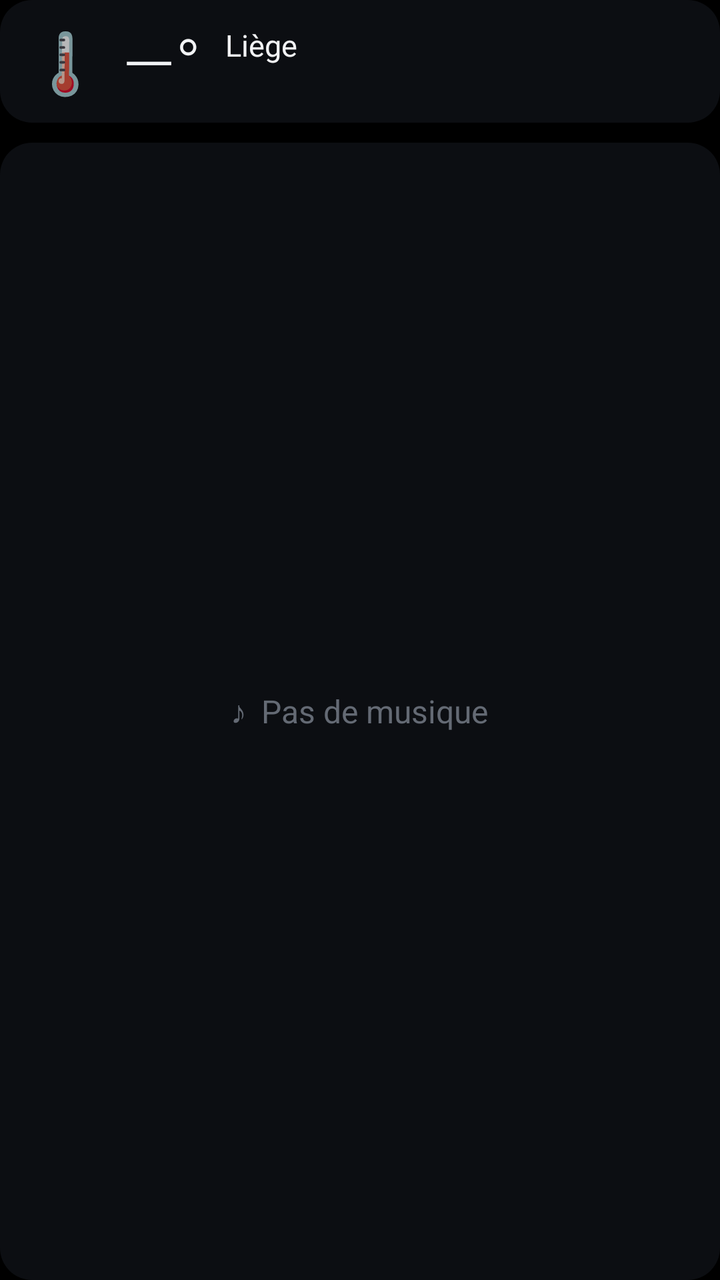
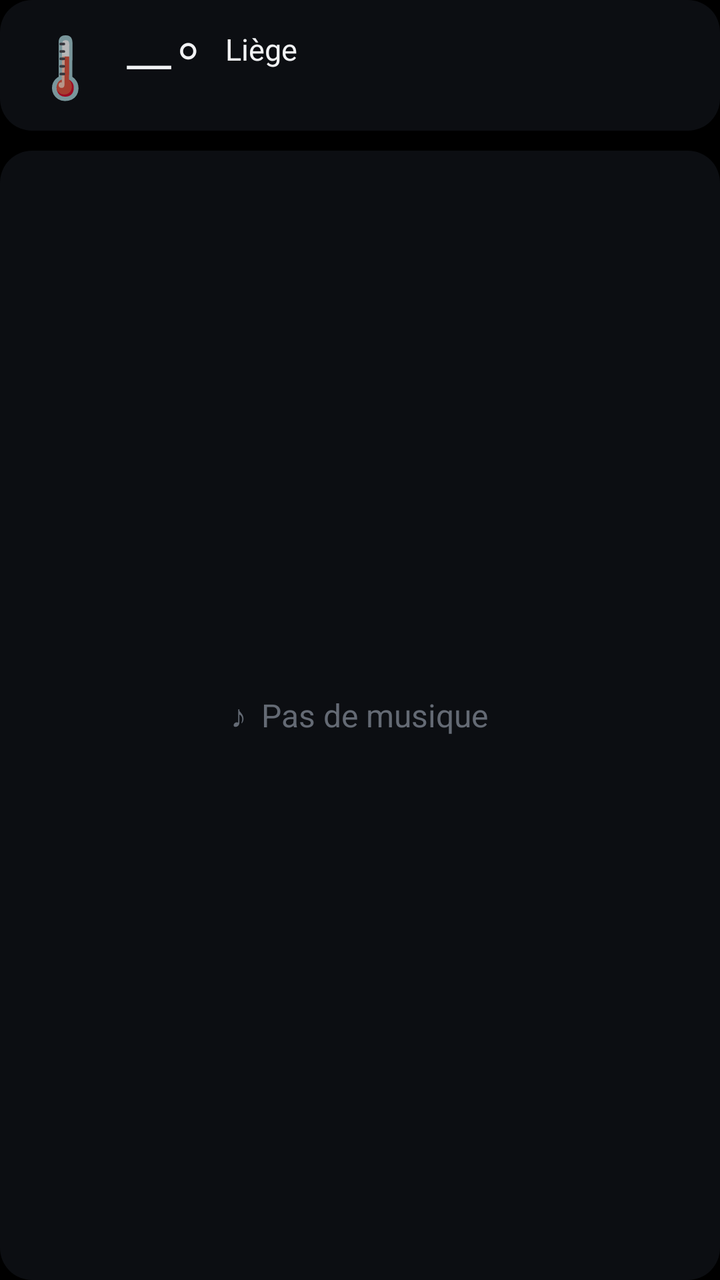

Screens rendered from an Android XML layout before and after an edit, with the pre-edit source and the edit as a unified diff.
<!-- AndroidManifest.xml: application theme Theme.Camera -->
<!-- res/layout/panel_info.xml -->
<?xml version="1.0" encoding="utf-8"?>
<LinearLayout xmlns:android="http://schemas.android.com/apk/res/android"
    android:layout_width="match_parent"
    android:layout_height="match_parent"
    android:orientation="vertical">

    
    <LinearLayout
        android:layout_width="match_parent"
        android:layout_height="wrap_content"
        android:background="@drawable/card_bg"
        android:gravity="center_vertical"
        android:orientation="horizontal"
        android:paddingHorizontal="14dp"
        android:paddingVertical="8dp">

        <TextView
            android:id="@+id/weather_icon"
            android:layout_width="wrap_content"
            android:layout_height="wrap_content"
            android:text="🌡️"
            android:textSize="30sp" />

        <TextView
            android:id="@+id/weather_temp"
            android:layout_width="wrap_content"
            android:layout_height="wrap_content"
            android:layout_marginStart="10dp"
            android:fontFamily="sans-serif-light"
            android:text="—°"
            android:textColor="@color/text"
            android:textSize="34sp" />

        <LinearLayout
            android:layout_width="0dp"
            android:layout_height="wrap_content"
            android:layout_marginStart="12dp"
            android:layout_weight="1"
            android:orientation="vertical">

            <TextView
                android:id="@+id/weather_label"
                android:layout_width="wrap_content"
                android:layout_height="wrap_content"
                android:maxLines="1"
                android:text="Liège"
                android:textColor="@color/text"
                android:textSize="15sp" />

            <TextView
                android:id="@+id/weather_details"
                android:layout_width="wrap_content"
                android:layout_height="wrap_content"
                android:maxLines="1"
                android:textColor="@color/text_dim"
                android:textSize="12sp" />
        </LinearLayout>

        <TextView
            android:id="@+id/clock"
            android:layout_width="wrap_content"
            android:layout_height="wrap_content"
            android:fontFamily="sans-serif-medium"
            android:textColor="@color/text"
            android:textSize="22sp" />
    </LinearLayout>

    
    <LinearLayout
        android:id="@+id/delivery_card"
        android:layout_width="match_parent"
        android:layout_height="wrap_content"
        android:layout_marginTop="10dp"
        android:background="@drawable/card_bg"
        android:backgroundTint="@color/deliveroo_bg"
        android:gravity="center_vertical"
        android:orientation="horizontal"
        android:paddingHorizontal="14dp"
        android:paddingVertical="8dp"
        android:visibility="gone">

        <LinearLayout
            android:layout_width="wrap_content"
            android:layout_height="wrap_content"
            android:gravity="center_horizontal"
            android:orientation="vertical">

            <TextView
                android:id="@+id/delivery_label"
                style="@style/SectionTitle"
                android:layout_marginBottom="0dp"
                android:text="🛵 Code livreur"
                android:textColor="@color/deliveroo" />

            <TextView
                android:id="@+id/delivery_code"
                android:layout_width="wrap_content"
                android:layout_height="wrap_content"
                android:fontFamily="sans-serif-medium"
                android:includeFontPadding="false"
                android:letterSpacing="0.1"
                android:textColor="@color/text"
                android:textSize="36sp" />
        </LinearLayout>

        <LinearLayout
            android:layout_width="0dp"
            android:layout_height="wrap_content"
            android:layout_marginStart="16dp"
            android:layout_weight="1"
            android:orientation="vertical">

            <TextView
                android:id="@+id/delivery_window"
                android:layout_width="wrap_content"
                android:layout_height="wrap_content"
                android:fontFamily="sans-serif-medium"
                android:maxLines="1"
                android:textColor="@color/deliveroo"
                android:textSize="16sp" />

            <TextView
                android:id="@+id/delivery_restaurant"
                android:layout_width="match_parent"
                android:layout_height="wrap_content"
                android:ellipsize="end"
                android:maxLines="1"
                android:textColor="@color/text"
                android:textSize="12sp" />

            <TextView
                android:id="@+id/delivery_status"
                android:layout_width="match_parent"
                android:layout_height="wrap_content"
                android:ellipsize="end"
                android:maxLines="2"
                android:textColor="@color/text_dim"
                android:textSize="12sp" />
        </LinearLayout>
    </LinearLayout>

    <include
        android:id="@+id/music"
        layout="@layout/panel_music"
        android:layout_width="match_parent"
        android:layout_height="0dp"
        android:layout_marginTop="10dp"
        android:layout_weight="1" />
</LinearLayout>
<!-- res/layout/panel_music.xml (included above) -->
<?xml version="1.0" encoding="utf-8"?>
<FrameLayout xmlns:android="http://schemas.android.com/apk/res/android"
    android:layout_width="match_parent"
    android:layout_height="match_parent"
    android:background="@drawable/card_bg"
    android:padding="14dp">

    <TextView
        android:id="@+id/music_idle"
        android:layout_width="wrap_content"
        android:layout_height="wrap_content"
        android:layout_gravity="center"
        android:text="♪  Pas de musique"
        android:textColor="@color/text_faint"
        android:textSize="16sp" />

    <LinearLayout
        android:id="@+id/music_content"
        android:layout_width="match_parent"
        android:layout_height="match_parent"
        android:visibility="gone"
        android:gravity="center_vertical"
        android:orientation="horizontal">

    <ImageView
        android:id="@+id/cover"
        android:layout_width="120dp"
        android:layout_height="120dp"
        android:background="@drawable/cover_placeholder"
        android:contentDescription="Pochette"
        android:scaleType="centerCrop" />

    <LinearLayout
        android:layout_width="0dp"
        android:layout_height="wrap_content"
        android:layout_marginStart="14dp"
        android:layout_weight="1"
        android:orientation="vertical">

        <TextView
            android:id="@+id/music_state"
            style="@style/SectionTitle"
            android:ellipsize="end"
            android:maxLines="1"
            android:text="moOde" />

        <TextView
            android:id="@+id/music_title"
            android:layout_width="match_parent"
            android:layout_height="wrap_content"
            android:ellipsize="end"
            android:fontFamily="sans-serif-medium"
            android:maxLines="2"
            android:textColor="@color/text"
            android:textSize="19sp" />

        <TextView
            android:id="@+id/music_artist"
            android:layout_width="match_parent"
            android:layout_height="wrap_content"
            android:layout_marginTop="2dp"
            android:ellipsize="end"
            android:maxLines="1"
            android:textColor="@color/text"
            android:textSize="16sp" />

        <TextView
            android:id="@+id/music_album"
            android:layout_width="match_parent"
            android:layout_height="wrap_content"
            android:ellipsize="end"
            android:maxLines="1"
            android:textColor="@color/text_dim"
            android:textSize="14sp" />

        <ProgressBar
            android:id="@+id/music_progress"
            style="?android:attr/progressBarStyleHorizontal"
            android:layout_width="match_parent"
            android:layout_height="4dp"
            android:layout_marginTop="12dp"
            android:max="1000"
            android:progressBackgroundTint="#33FFFFFF"
            android:progressTint="@color/accent" />

        <TextView
            android:id="@+id/music_time"
            android:layout_width="wrap_content"
            android:layout_height="wrap_content"
            android:layout_marginTop="4dp"
            android:textColor="@color/text_faint"
            android:textSize="12sp" />
    </LinearLayout>
    </LinearLayout>
</FrameLayout>
<!-- resources referenced by this layout -->
<resources>
  <color name="accent">#F5C518</color>
  <color name="deliveroo">#00CCBC</color>
  <color name="deliveroo_bg">#E6082B29</color>
  <color name="text">#F2F3F5</color>
  <color name="text_dim">#9AA0AA</color>
  <color name="text_faint">#646A74</color>
  <!-- drawable card_bg (drawable) -->
  <shape xmlns:android="http://schemas.android.com/apk/res/android">
      <corners android:radius="16dp" />
      <solid android:color="@color/card" />
  </shape>
  <!-- drawable cover_placeholder (drawable) -->
  <shape xmlns:android="http://schemas.android.com/apk/res/android">
      <corners android:radius="12dp" />
      <solid android:color="#22262D" />
  </shape>
  <style name="SectionTitle">
          <item name="android:layout_width">wrap_content</item>
          <item name="android:layout_height">wrap_content</item>
          <item name="android:layout_marginBottom">4dp</item>
          <item name="android:fontFamily">sans-serif-medium</item>
          <item name="android:letterSpacing">0.08</item>
          <item name="android:textAllCaps">true</item>
          <item name="android:textColor">@color/text_faint</item>
          <item name="android:textSize">11sp</item>
      </style>
  <style name="Theme.Camera" parent="Theme.AppCompat.NoActionBar">
          <item name="android:windowBackground">@android:color/black</item>
          <item name="android:windowFullscreen">true</item>
          <item name="android:statusBarColor">@android:color/black</item>
          <item name="android:navigationBarColor">@android:color/black</item>
      </style>
  <color name="card">#CC101217</color>
</resources>

<!-- the commit's change to res/layout/panel_info.xml (unified diff, before → after) -->
@@ -60,9 +60,11 @@
             android:id="@+id/clock"
             android:layout_width="wrap_content"
             android:layout_height="wrap_content"
-            android:fontFamily="sans-serif-medium"
-            android:textColor="@color/text"
-            android:textSize="22sp" />
+            android:fontFamily="sans-serif"
+            android:textStyle="bold"
+            android:includeFontPadding="false"
+            android:textColor="@color/text"
+            android:textSize="42sp" />
     </LinearLayout>
 
     
